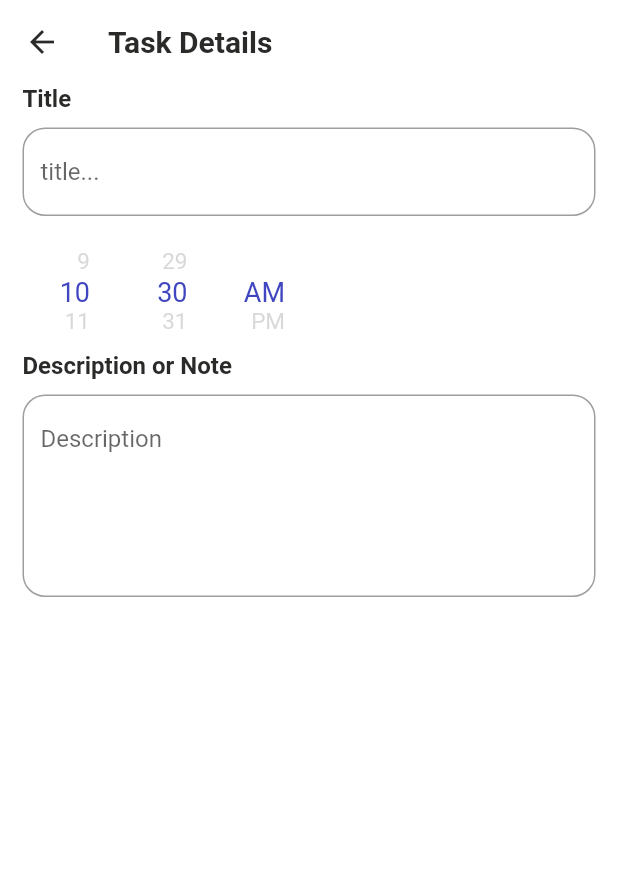
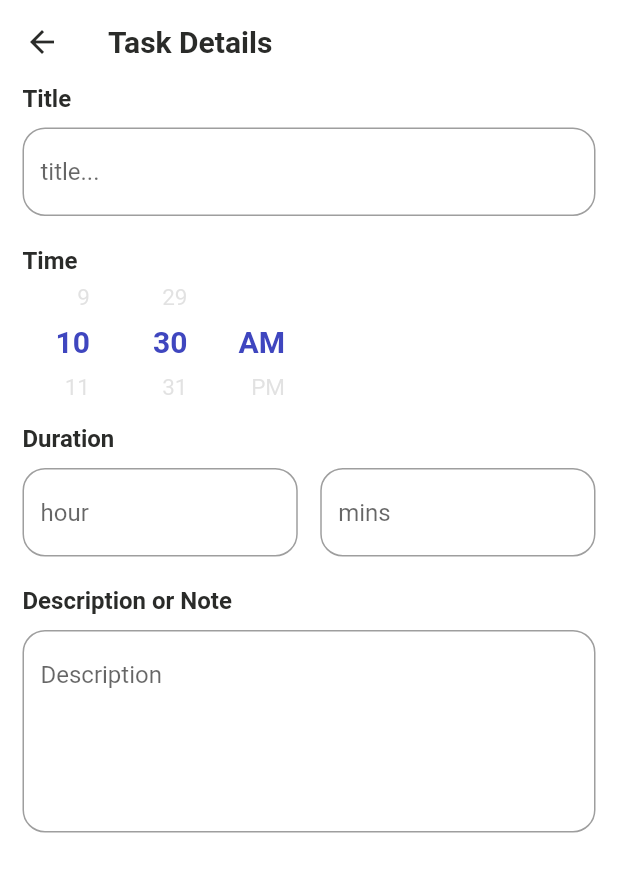
Before and after one commit to ghost-codes/todo_list, a Flutter app: the CreateToDoDetails screen opened by its route, on a phone screen of 412 x 824 dp. Shown: the top 872 px of the screen. Run offline on Flutter 3.47's test engine with Material 2 defaults, Android fonts, the phone set to English and light mode, and no system bars; drawn by our look-alikes of flutter_time_picker_spinner; our stand-ins replace flutter_spinkit; Roboto replaces fonts that are missing (OpenSans).

Commit message:
Time Picker bug fixed Details Ui finished and Duration added

```diff
--- a/lib/ui/views/createToDo_Details.dart
+++ b/lib/ui/views/createToDo_Details.dart
@@ -3,7 +3,6 @@ import 'package:flutter_time_picker_spinner/flutter_time_picker_spinner.dart';
 import 'package:todo_list/core/util/appColors.dart';
 import 'package:todo_list/core/util/inputDecorations.dart';
 import 'package:todo_list/core/util/textThemes.dart';
-import 'package:day_night_time_picker/day_night_time_picker.dart';
 
 class CreateToDoDetails extends StatefulWidget {
   @override
@@ -47,21 +46,49 @@ class _CreateToDoDetailsState extends State<CreateToDoDetails> {
                 decoration: InputDecorations.primary("title..."),
               ),
               SizedBox(height: 20),
+              Text(
+                "Time",
+                style: LTextThemes.mediumTitleBlack,
+              ),
               TimePickerSpinner(
                 is24HourMode: false,
-                itemHeight: 20,
+                itemHeight: 30,
                 normalTextStyle: TextStyle(
                   fontSize: 15,
                   fontFamily: "OpenSans",
-                  color: LColors.grey.withOpacity(0.4),
+                  color: LColors.grey.withOpacity(0.3),
                 ),
                 highlightedTextStyle: TextStyle(
-                  fontSize: 18,
+                  fontSize: 20,
                   fontFamily: "OpenSans",
+                  fontWeight: FontWeight.bold,
                   color: LColors.primaryColor,
                 ),
               ),
               SizedBox(height: 10),
+              Text(
+                "Duration",
+                style: LTextThemes.mediumTitleBlack,
+              ),
+              SizedBox(
+                height: 10,
+              ),
+              Row(
+                children: [
+                  Expanded(
+                    child: TextFormField(
+                      decoration: InputDecorations.primary("hour"),
+                    ),
+                  ),
+                  SizedBox(width: 15),
+                  Expanded(
+                    child: TextFormField(
+                      decoration: InputDecorations.primary("mins"),
+                    ),
+                  ),
+                ],
+              ),
+              SizedBox(height: 20),
               Text(
                 "Description or Note",
                 style: LTextThemes.mediumTitleBlack,
```
